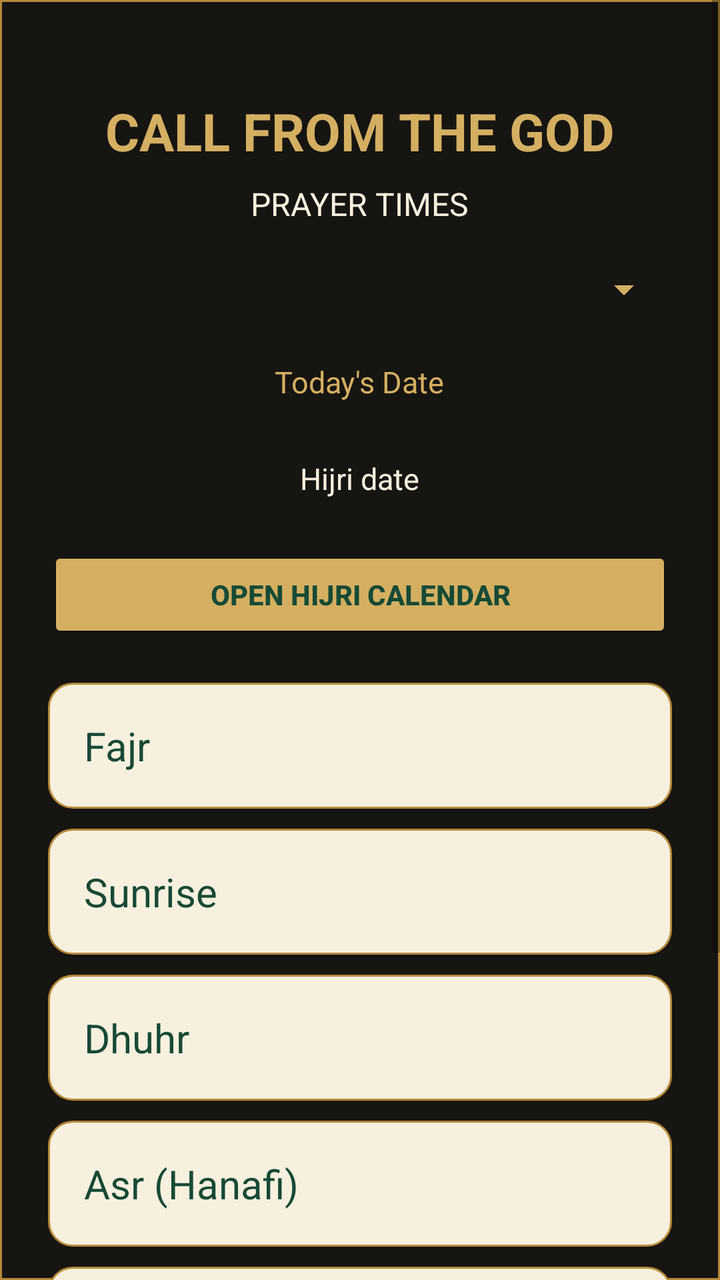
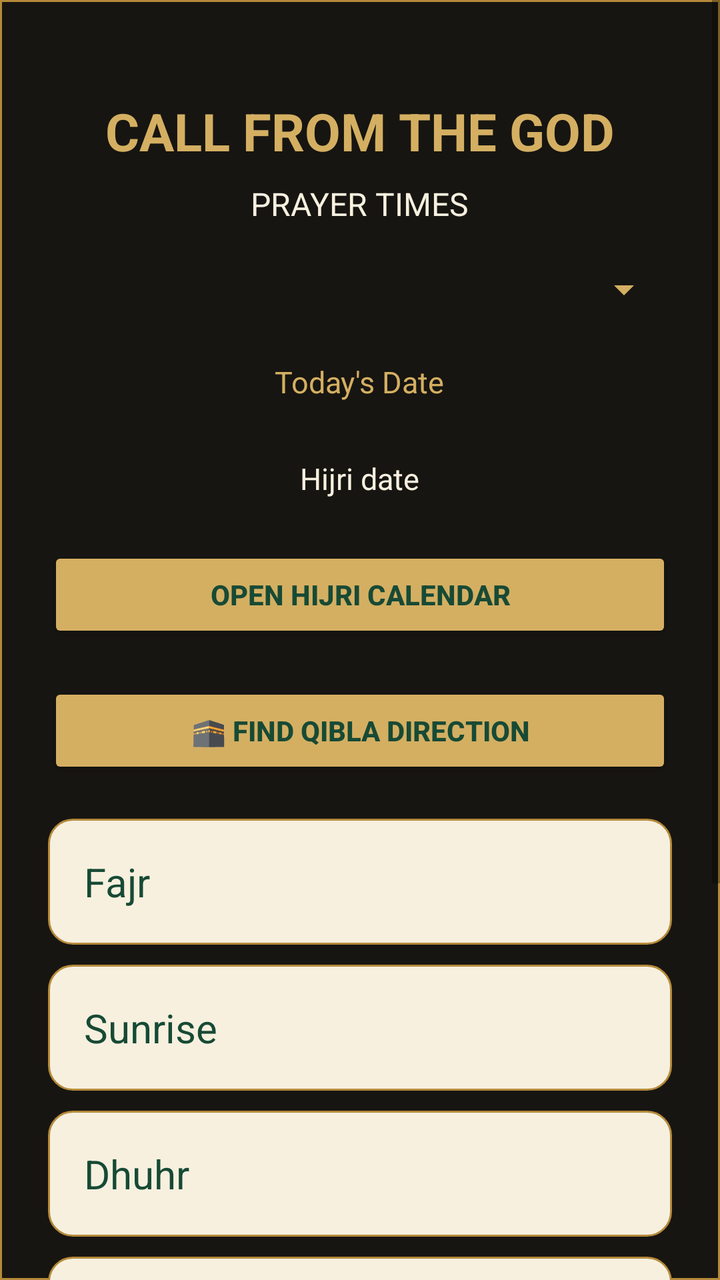

Compare the two renders of this Android layout. The source of the first and the diff that turns it into the second are given below.
<!-- AndroidManifest.xml: application theme android:Theme.Material.Light.NoActionBar -->
<!-- res/layout/activity_main.xml -->
<?xml version="1.0" encoding="utf-8"?>
<ScrollView xmlns:android="http://schemas.android.com/apk/res/android"
    android:layout_width="match_parent"
    android:layout_height="match_parent"
    android:background="@drawable/kiswah_texture">

    <LinearLayout
        android:layout_width="match_parent"
        android:layout_height="wrap_content"
        android:orientation="vertical"
        android:padding="24dp"
        android:gravity="center_horizontal">

        <TextView
            android:layout_width="wrap_content"
            android:layout_height="wrap_content"
            android:text="CALL FROM THE GOD"
            android:textColor="#D4AF62"
            android:textSize="26sp"
            android:textStyle="bold"
            android:gravity="center"
            android:layout_marginTop="24dp" />

        <TextView
            android:id="@+id/citySubtitle"
            android:layout_width="wrap_content"
            android:layout_height="wrap_content"
            android:text="PRAYER TIMES"
            android:textColor="#F7F0DF"
            android:textSize="16sp"
            android:layout_marginTop="8dp"
            android:gravity="center" />

        <Spinner
            android:id="@+id/citySpinner"
            android:layout_width="match_parent"
            android:layout_height="wrap_content"
            android:layout_marginTop="20dp"
            android:layout_marginBottom="16dp"
            android:backgroundTint="#D4AF62"
            android:contentDescription="Select city" />

        <TextView
            android:id="@+id/dateText"
            android:layout_width="wrap_content"
            android:layout_height="wrap_content"
            android:text="Today's Date"
            android:textColor="#D4AF62"
            android:textSize="15sp"
            android:layout_marginTop="8dp"
            android:layout_marginBottom="24dp" />
        
        <TextView
            android:id="@+id/hijriDateText"
            android:layout_width="wrap_content"
            android:layout_height="wrap_content"
            android:text="Hijri date"
            android:textColor="#F7F0DF"
            android:textSize="15sp"
            android:layout_marginTop="4dp"
            android:layout_marginBottom="24dp"
            android:gravity="center" />
        
        <Button
            android:id="@+id/openHijriCalendar"
            android:layout_width="match_parent"
            android:layout_height="wrap_content"
            android:text="OPEN HIJRI CALENDAR"
            android:textColor="#174A35"
            android:textStyle="bold"
            android:backgroundTint="#D4AF62"
            android:layout_marginBottom="20dp" />
        

        <TextView
            android:id="@+id/fajr"
            android:layout_width="match_parent"
            android:layout_height="wrap_content"
            android:text="Fajr"
            android:textColor="#174A35"
            android:textSize="20sp"
            android:padding="18dp"
            android:background="@drawable/prayer_card"
            android:layout_marginBottom="10dp" />

        <TextView
            android:id="@+id/sunrise"
            android:layout_width="match_parent"
            android:layout_height="wrap_content"
            android:text="Sunrise"
            android:textColor="#174A35"
            android:textSize="20sp"
            android:padding="18dp"
            android:background="@drawable/prayer_card"
            android:layout_marginBottom="10dp" />

        <TextView
            android:id="@+id/dhuhr"
            android:layout_width="match_parent"
            android:layout_height="wrap_content"
            android:text="Dhuhr"
            android:textColor="#174A35"
            android:textSize="20sp"
            android:padding="18dp"
            android:background="@drawable/prayer_card"
            android:layout_marginBottom="10dp" />

        <TextView
            android:id="@+id/asr"
            android:layout_width="match_parent"
            android:layout_height="wrap_content"
            android:text="Asr (Hanafi)"
            android:textColor="#174A35"
            android:textSize="20sp"
            android:padding="18dp"
            android:background="@drawable/prayer_card"
            android:layout_marginBottom="10dp" />

        <TextView
            android:id="@+id/maghrib"
            android:layout_width="match_parent"
            android:layout_height="wrap_content"
            android:text="Maghrib"
            android:textColor="#174A35"
            android:textSize="20sp"
            android:padding="18dp"
            android:background="@drawable/prayer_card"
            android:layout_marginBottom="10dp" />

        <TextView
            android:id="@+id/isha"
            android:layout_width="match_parent"
            android:layout_height="wrap_content"
            android:text="Isha"
            android:textColor="#174A35"
            android:textSize="20sp"
            android:padding="18dp"
            android:background="@drawable/prayer_card"
            android:layout_marginBottom="10dp" />

        <TextView
            android:layout_width="wrap_content"
            android:layout_height="wrap_content"
            android:text="Prayer times are approximate"
            android:textColor="#D8CBAF"
            android:textSize="12sp"
            android:layout_marginTop="16dp"
            android:layout_marginBottom="24dp" />

    </LinearLayout>
</ScrollView>
<!-- resources referenced by this layout -->
<resources>
  <!-- drawable kiswah_texture (drawable) -->
  <shape xmlns:android="http://schemas.android.com/apk/res/android"
      android:shape="rectangle">
  
      <solid android:color="#171511" />
  
      <stroke
          android:width="1dp"
          android:color="#B58A3A" />
  
  </shape>
  <!-- drawable prayer_card (drawable) -->
  <shape xmlns:android="http://schemas.android.com/apk/res/android"
      android:shape="rectangle">
  
      <solid android:color="#F7F0DF" />
  
      <stroke
          android:width="1dp"
          android:color="#B58A3A" />
  
      <corners android:radius="12dp" />
  
  </shape>
</resources>

<!-- the commit's change to res/layout/activity_main.xml (unified diff, before → after) -->
@@ -66,6 +66,16 @@
             android:layout_width="match_parent"
             android:layout_height="wrap_content"
             android:text="OPEN HIJRI CALENDAR"
+            android:textColor="#174A35"
+            android:textStyle="bold"
+            android:backgroundTint="#D4AF62"
+            android:layout_marginBottom="20dp" />
+
+        <Button
+            android:id="@+id/openQibla"
+            android:layout_width="match_parent"
+            android:layout_height="wrap_content"
+            android:text="🕋 FIND QIBLA DIRECTION"
             android:textColor="#174A35"
             android:textStyle="bold"
             android:backgroundTint="#D4AF62"
